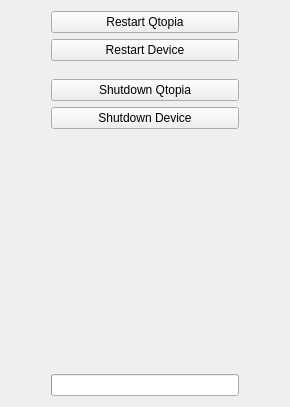
Qt form src/server/ui/shutdown/shutdown.ui (openmoko/qtopia) before a commit.
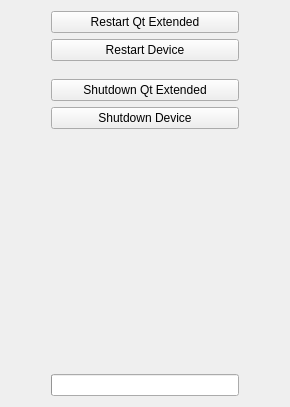
The same form after that commit.

Commit message: Qt Extended 4.4.1 from the Opensource tarball

The edit to the form file:
```diff
--- a/src/server/ui/shutdown/shutdown.ui
+++ b/src/server/ui/shutdown/shutdown.ui
@@ -71,7 +71,7 @@
             </sizepolicy>
            </property>
            <property name="text" >
-            <string>Restart Qtopia</string>
+            <string>Restart Qt Extended</string>
            </property>
           </widget>
          </item>
@@ -113,7 +113,7 @@
             </sizepolicy>
            </property>
            <property name="text" >
-            <string>Shutdown Qtopia</string>
+            <string>Shutdown Qt Extended</string>
            </property>
           </widget>
          </item>
```
Left out of the diff: 4 changed lines with no effect on the pictures. The commit also changes 3584 other files.
